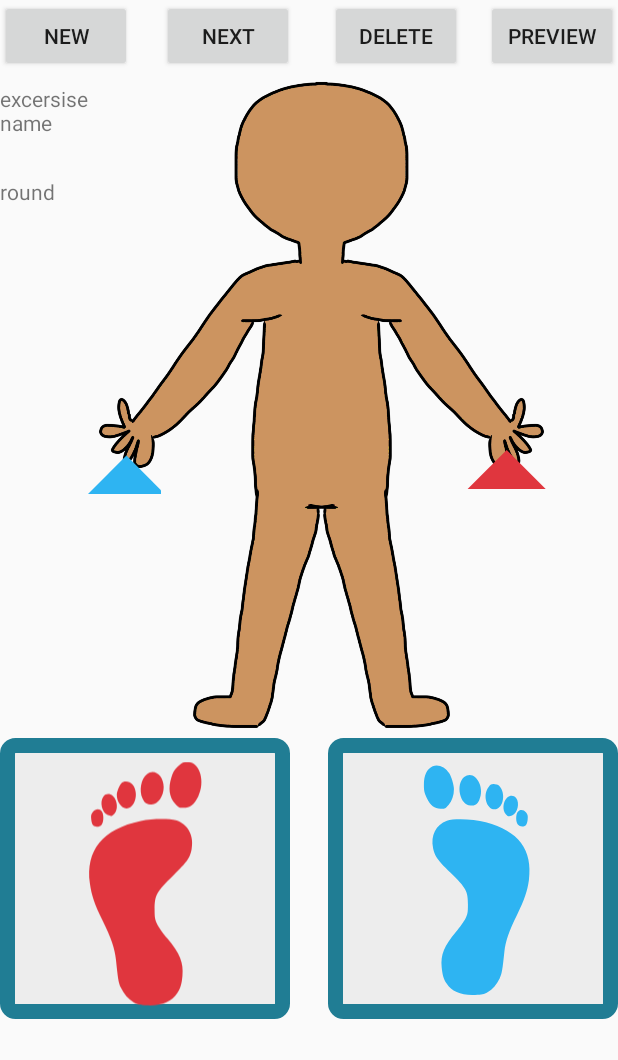
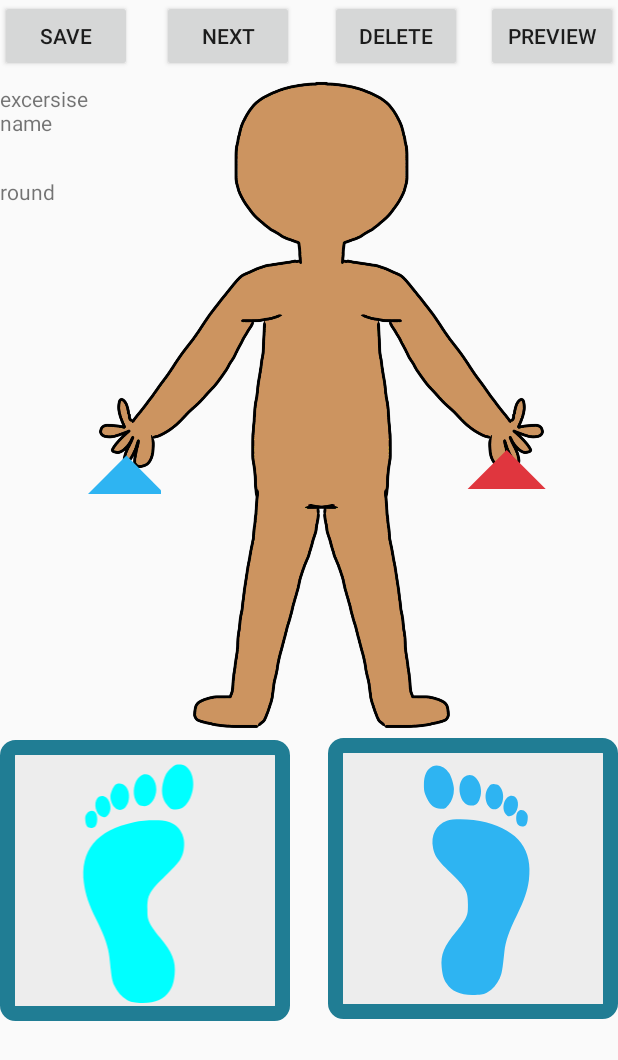
Before and after one commit to Toon-Van-Engeland/care-athon, an Android app: the CreateActivity screen opened directly, with no data from a screen before it, on a phone screen of 412 x 824 dp. Shown: the top 1060 px of the screen. Run offline under Robolectric (Android 15) with nearby library versions, the phone set to English and light mode, and no system bars.

Commit message:
create activity

```diff
--- a/GKarate/app/build.gradle
+++ b/GKarate/app/build.gradle
@@ -37,4 +37,5 @@ dependencies {
     implementation 'com.google.firebase:firebase-auth:19.2.0'
     implementation 'com.google.firebase:firebase-firestore:21.4.0'
     implementation 'com.google.firebase:firebase-firestore:21.4.0'
+    implementation 'androidx.recyclerview:recyclerview:1.1.0'
 }
--- a/GKarate/app/src/main/AndroidManifest.xml
+++ b/GKarate/app/src/main/AndroidManifest.xml
@@ -16,7 +16,9 @@
                 <category android:name="android.intent.category.LAUNCHER" />
             </intent-filter>
         </activity>
-        <activity android:name=".CreateActivity" />
+        <activity android:name=".CreateActivity" >
+
+        </activity>
     </application>
 
 </manifest>
--- a/GKarate/app/src/main/java/be/pxl/g_karate/CreateActivity.java
+++ b/GKarate/app/src/main/java/be/pxl/g_karate/CreateActivity.java
@@ -1,14 +1,81 @@
 package be.pxl.g_karate;
 
+import android.graphics.Color;
+import android.graphics.drawable.Icon;
+import android.media.Image;
 import android.os.Bundle;
+import android.view.LayoutInflater;
+import android.view.View;
+import android.view.ViewGroup;
+import android.widget.ImageView;
 
 import androidx.appcompat.app.AppCompatActivity;
+import androidx.fragment.app.Fragment;
+import androidx.fragment.app.FragmentManager;
+import androidx.fragment.app.FragmentPagerAdapter;
+import androidx.viewpager.widget.ViewPager;
+
+import java.util.ArrayList;
+import java.util.List;
 
 public class CreateActivity  extends AppCompatActivity {
-
+    private ViewPager mViewPager;
     @Override
     protected void onCreate(Bundle savedInstanceState) {
         super.onCreate(savedInstanceState);
         setContentView(R.layout.activity_create);
+        initPager();
+    }
+    private void initPager() {
+        mViewPager = findViewById(R.id.left_food_pager);
+        ViewPagerAdapter adapter = new ViewPagerAdapter(getSupportFragmentManager());
+        adapter.addFragment(new OneFragment(), "ONE");
+        adapter.addFragment(new TwoFragment(), "TWO");
+
+        mViewPager.setAdapter(adapter);
+
+    }
+    class ViewPagerAdapter extends FragmentPagerAdapter {
+        private final List<Fragment> mList = new ArrayList<>();
+        private final List<String> mTitleList = new ArrayList<>();
+        public ViewPagerAdapter(FragmentManager supportFragmentManager) {
+            super(supportFragmentManager);
+        }
+        @Override
+        public Fragment getItem(int i) {
+            return mList.get(i);
+        }
+        @Override
+        public int getCount() {
+            return mList.size();
+        }
+        public void addFragment(Fragment fragment, String title) {
+            mList.add(fragment);
+            mTitleList.add(title);
+        }
+        @Override
+        public CharSequence getPageTitle(int position) {
+            return mTitleList.get(position);
+        }
+    }
+    public static class OneFragment extends Fragment {
+        @Override
+        public View onCreateView(LayoutInflater inflater, ViewGroup container, Bundle savedInstanceState){
+            View v = inflater.inflate(R.layout.left_food_box, container, false);
+            Icon icon = Icon.createWithResource(getContext(), R.drawable.ic_left_footprint).setTint(Color.CYAN);
+            ((ImageView) v.findViewById(R.id.feet_left2)).setImageIcon(icon);
+
+
+            return v;
+        }
+    }
+    public static class TwoFragment extends Fragment {
+        @Override
+        public View onCreateView(LayoutInflater inflater, ViewGroup container, Bundle savedInstanceState){
+            View v = inflater.inflate(R.layout.left_food_box, container, false);
+            Icon icon = Icon.createWithResource(getContext(), R.drawable.ic_left_footprint).setTint(Color.RED);
+            ((ImageView) v.findViewById(R.id.feet_left2)).setImageIcon(icon);
+            return v;
+        }
     }
 }
--- a/GKarate/app/src/main/res/layout/activity_create.xml
+++ b/GKarate/app/src/main/res/layout/activity_create.xml
@@ -108,9 +108,9 @@
             android:layout_width="193dp"
             android:layout_height="187dp"
             android:layout_marginTop="492dp"
-            android:layout_marginEnd="60dp"
-            app:layout_constraintEnd_toStartOf="@+id/rightbox"
-            app:layout_constraintHorizontal_bias="0.0"
+            app:layout_constraintBottom_toBottomOf="parent"
+            app:layout_constraintEnd_toEndOf="@+id/recyclerView"
+            app:layout_constraintHorizontal_bias="0.028"
             app:layout_constraintStart_toStartOf="parent"
             app:layout_constraintTop_toTopOf="parent"
             app:srcCompat="@drawable/rectangle_left" />
@@ -157,40 +157,12 @@
             app:srcCompat="@drawable/circle" />
 
         <ImageView
-            android:id="@+id/feet_left"
-            android:layout_width="163dp"
-            android:layout_height="164dp"
-            app:layout_constraintBottom_toBottomOf="@+id/leftbox"
-            app:layout_constraintEnd_toEndOf="@+id/leftbox"
-            app:layout_constraintStart_toStartOf="@+id/leftbox"
-            app:layout_constraintTop_toTopOf="@+id/leftbox"
-            app:layout_constraintVertical_bias="0.652"
-            app:srcCompat="@drawable/ic_left_footprint" />
-
-        <ImageView
-            android:id="@+id/feet_left_symbol"
-            android:layout_width="63dp"
-            android:layout_height="81dp"
-            android:layout_marginTop="40dp"
-            app:layout_constraintEnd_toEndOf="@+id/feet_left"
-            app:layout_constraintTop_toTopOf="@+id/feet_left"
-            app:srcCompat="@drawable/circle" />
-
-        <ImageView
             android:id="@+id/feet_right_symbol"
             android:layout_width="63dp"
             android:layout_height="81dp"
             android:layout_marginTop="48dp"
             app:layout_constraintStart_toStartOf="@+id/feet_right"
             app:layout_constraintTop_toTopOf="@+id/feet_right"
-            app:srcCompat="@drawable/circle" />
-
-        <ImageView
-            android:id="@+id/feet_left_index"
-            android:layout_width="56dp"
-            android:layout_height="81dp"
-            app:layout_constraintBottom_toBottomOf="@+id/feet_left"
-            app:layout_constraintStart_toStartOf="@+id/feet_left"
             app:srcCompat="@drawable/circle" />
 
         <ImageView
@@ -216,10 +188,10 @@
             app:srcCompat="@drawable/circle_red" />
 
         <Button
-            android:id="@+id/new_button"
+            android:id="@+id/save"
             android:layout_width="wrap_content"
             android:layout_height="wrap_content"
-            android:text="new"
+            android:text="Save"
             app:layout_constraintStart_toStartOf="parent"
             app:layout_constraintTop_toTopOf="parent" />
 
@@ -231,7 +203,7 @@
             android:text="next"
             app:layout_constraintEnd_toStartOf="@+id/delete_button"
             app:layout_constraintHorizontal_bias="0.0"
-            app:layout_constraintStart_toEndOf="@+id/new_button"
+            app:layout_constraintStart_toEndOf="@+id/save"
             app:layout_constraintTop_toTopOf="parent" />
 
         <Button
@@ -258,7 +230,7 @@
             android:layout_marginTop="8dp"
             android:text="excersise name"
             app:layout_constraintStart_toStartOf="parent"
-            app:layout_constraintTop_toBottomOf="@+id/new_button" />
+            app:layout_constraintTop_toBottomOf="@+id/save" />
 
         <TextView
             android:id="@+id/round_number"
@@ -269,6 +241,16 @@
             app:layout_constraintStart_toStartOf="parent"
             app:layout_constraintTop_toBottomOf="@+id/name_ex" />
 
+        <androidx.viewpager.widget.ViewPager
+            android:id="@+id/left_food_pager"
+            android:layout_width="170dp"
+            android:layout_height="160dp"
+            android:layout_marginTop="16dp"
+            app:layout_constraintEnd_toEndOf="@+id/leftbox"
+            app:layout_constraintHorizontal_bias="0.304"
+            app:layout_constraintStart_toStartOf="@+id/leftbox"
+            app:layout_constraintTop_toTopOf="@+id/leftbox" />
+
 
     </androidx.constraintlayout.widget.ConstraintLayout>
 </ScrollView>
--- /dev/null
+++ b/GKarate/app/src/main/res/layout/left_food_box.xml
@@ -0,0 +1,37 @@
+<?xml version="1.0" encoding="utf-8"?>
+<androidx.constraintlayout.widget.ConstraintLayout xmlns:android="http://schemas.android.com/apk/res/android"
+    xmlns:app="http://schemas.android.com/apk/res-auto"
+    xmlns:tools="http://schemas.android.com/tools"
+    android:id="@+id/linearLayout"
+    android:layout_width="match_parent"
+    android:layout_height="match_parent"
+    android:orientation="vertical">
+
+
+    <ImageView
+        android:id="@+id/feet_left2"
+        android:layout_width="wrap_content"
+        android:layout_height="wrap_content"
+        app:layout_constraintStart_toStartOf="parent"
+        app:layout_constraintTop_toTopOf="parent"
+        app:srcCompat="@drawable/ic_left_footprint" />
+
+    <ImageView
+        android:id="@+id/feet_left_symbol2"
+        android:layout_width="wrap_content"
+        android:layout_height="wrap_content"
+        app:layout_constraintEnd_toEndOf="@+id/feet_left2"
+        app:layout_constraintTop_toTopOf="parent"
+        app:srcCompat="@drawable/circle" />
+
+    <ImageView
+        android:id="@+id/feet_left_index2"
+        android:layout_width="wrap_content"
+        android:layout_height="wrap_content"
+        android:layout_marginBottom="5dp"
+        app:layout_constraintBottom_toBottomOf="@+id/feet_left2"
+        app:layout_constraintStart_toStartOf="parent"
+        app:srcCompat="@drawable/circle" />
+
+
+</androidx.constraintlayout.widget.ConstraintLayout>
```
